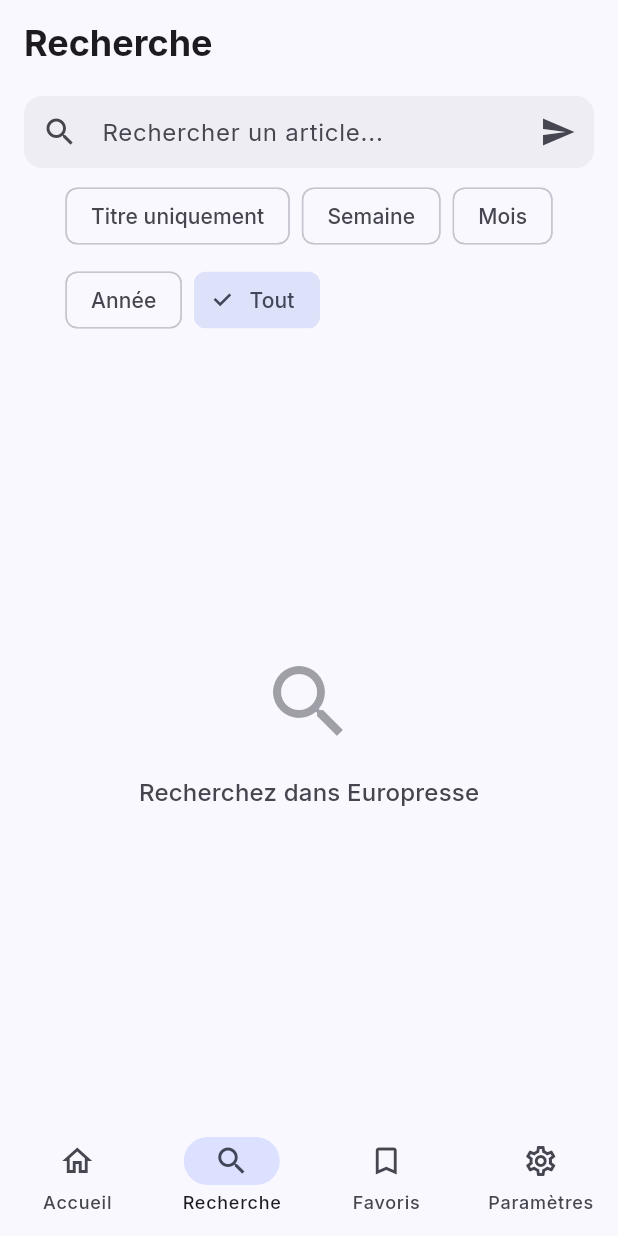
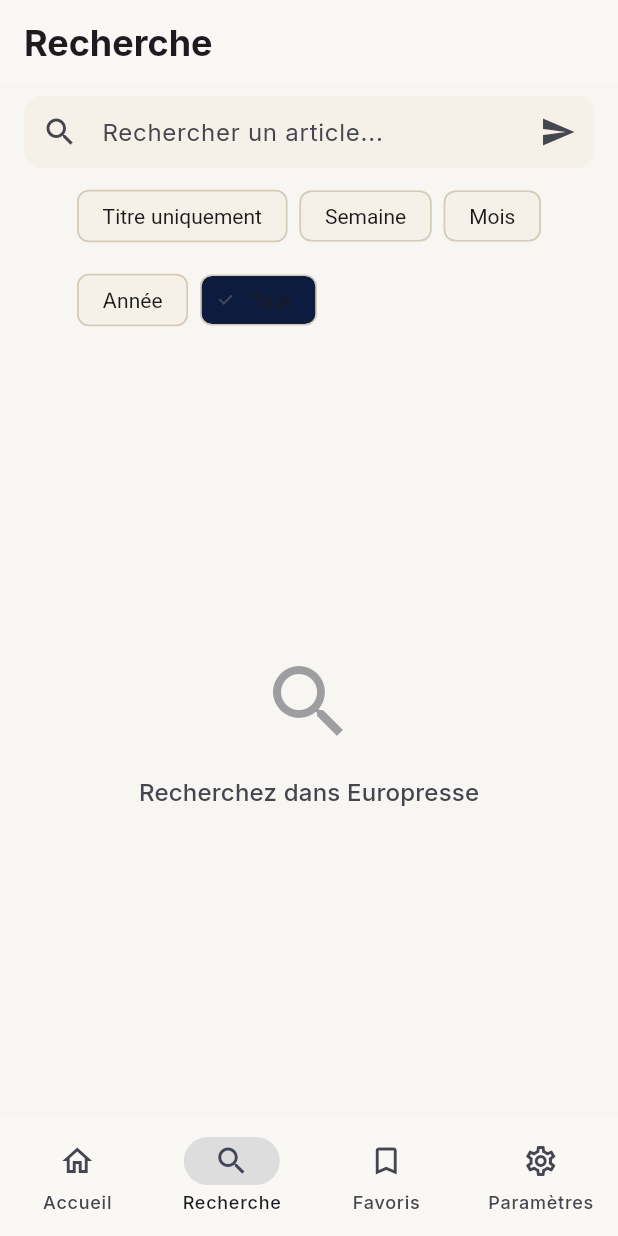
Before and after one commit to Dr4kiel/DPresse, a Flutter app: the SearchScreen screen opened by its route, on a phone screen of 412 x 824 dp. Run offline on Flutter 3.47's test engine with Material 3 defaults, Android fonts, the phone set to English and light mode, and no system bars; our stand-ins replace dio, flutter_html, flutter_riverpod, flutter_secure_storage, go_router, google_fonts and 2 more; missing offline and left inert: string_similarity; accounts and stored records are empty.

```diff
--- /dev/null
+++ b/lib/core/colors.dart
@@ -0,0 +1,36 @@
+import 'package:flutter/material.dart';
+
+/// DPresse brand color palette.
+///
+/// Built around a dark ink blue evoking traditional print/press,
+/// paired with warm paper tones and functional accent colors.
+class AppColors {
+  AppColors._();
+
+  // ── Primary: Ink Blue ──────────────────────────────────────────
+  static const Color inkBlue = Color(0xFF0D1B3E);
+  static const Color inkBlueDark = Color(0xFF081228);
+  static const Color inkBlueLight = Color(0xFF1A2F5B);
+
+  // ── Secondary: Warm Paper ──────────────────────────────────────
+  static const Color paper = Color(0xFFF5F0E8);
+  static const Color paperDark = Color(0xFFE8DFD2);
+  static const Color paperLight = Color(0xFFFAF8F4);
+
+  // ── Accent: Editorial Blue ─────────────────────────────────────
+  static const Color accent = Color(0xFF2A5FCF);
+  static const Color accentLight = Color(0xFF5B8AE5);
+
+  // ── Semantic ───────────────────────────────────────────────────
+  static const Color success = Color(0xFF2E7D4F);
+  static const Color warning = Color(0xFFB8860B);
+  static const Color error = Color(0xFFC62828);
+
+  // ── Neutrals ───────────────────────────────────────────────────
+  static const Color textPrimary = Color(0xFF1A1A1A);
+  static const Color textSecondary = Color(0xFF5A5A5A);
+  static const Color textTertiary = Color(0xFF8A7E6D);
+  static const Color divider = Color(0xFFD5CBB8);
+  static const Color surfaceLight = Color(0xFFF8F6F2);
+  static const Color surfaceDark = Color(0xFF121212);
+}
```
Also changed, not shown: lib/core/theme.dart (+32 -8 lines), pubspec.yaml (+8 -0 lines), assets/icon/icon_1024.png (added), assets/icon/icon_adaptive_background.png (added), assets/icon/icon_adaptive_foreground.png (added), assets/icon/icon_full.svg (added), pubspec.lock, 12 other files.
